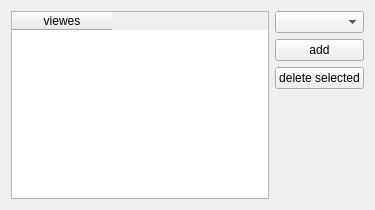
Old version of the form stplot-gui/widgets/ViewManager/viewmanager.ui in the repository Sanya-123/STplot.
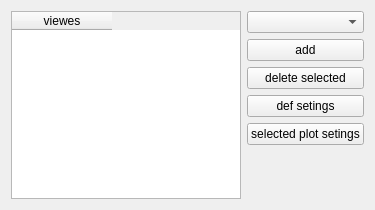
New version of the form.

Commit message: add setings plot

```diff
--- a/stplot-gui/widgets/ViewManager/viewmanager.ui
+++ b/stplot-gui/widgets/ViewManager/viewmanager.ui
@@ -42,6 +42,20 @@
        </property>
       </widget>
      </item>
+     <item>
+      <widget class="QPushButton" name="pushButton_open_def_setings">
+       <property name="text">
+        <string>def setings</string>
+       </property>
+      </widget>
+     </item>
+     <item>
+      <widget class="QPushButton" name="pushButton_open_selected_plot_setings">
+       <property name="text">
+        <string>selected plot setings</string>
+       </property>
+      </widget>
+     </item>
      <item>
       <spacer name="verticalSpacer">
        <property name="orientation">
```
The commit also changes 18 other files.
